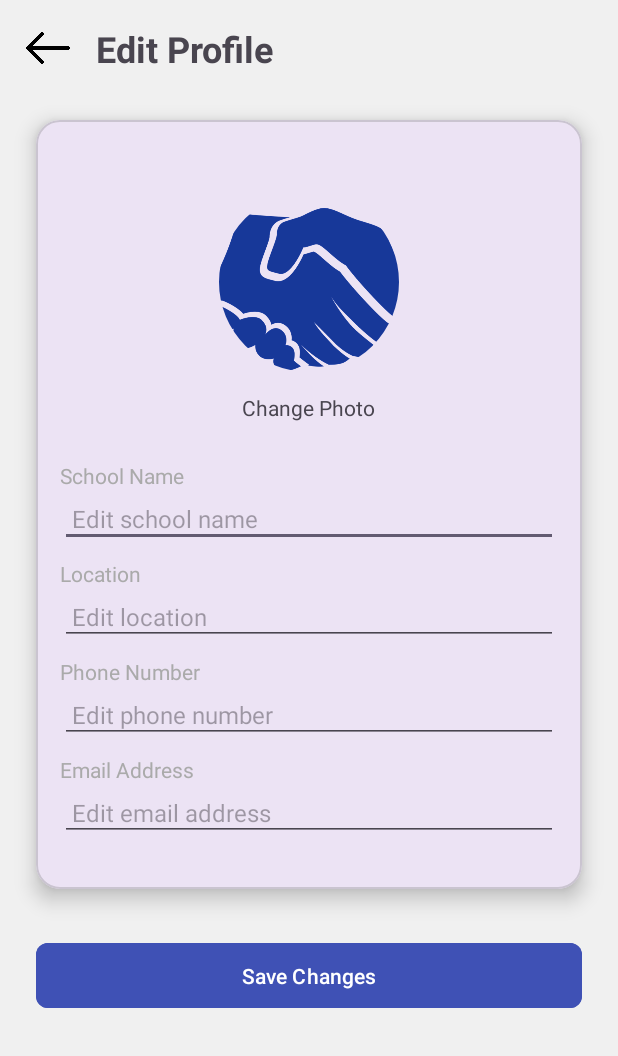
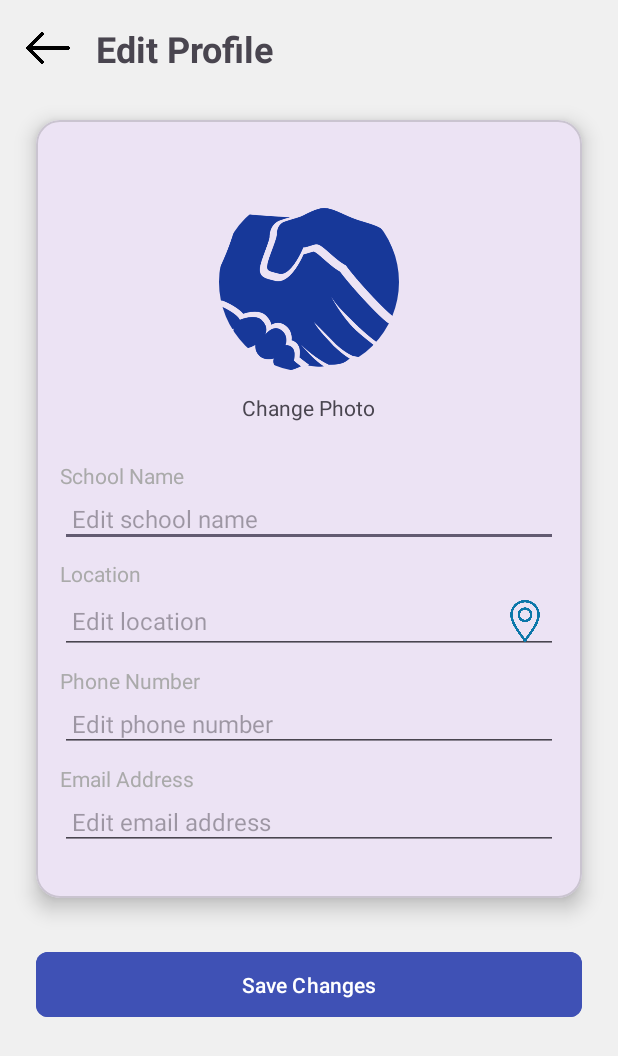
Before and after one commit to MaleeshaShashini/PasalHawula, an Android app: the EditProfileActivity screen opened directly, with no data from a screen before it, on a phone screen of 412 x 824 dp. Shown: the top 1056 px of the screen. Run offline under Robolectric (Android 15) with nearby library versions, the phone set to English and light mode, and no system bars; our stand-ins replace CircleImageView; Roboto replaces fonts that are not available here.

Commit message:
feat: Add location icon to EditText
-Adds the `ic_map_resized` drawable to the end of the location EditText.

```diff
--- a/app/src/main/res/layout/activity_edit_profile.xml
+++ b/app/src/main/res/layout/activity_edit_profile.xml
@@ -111,7 +111,10 @@
                 android:padding="@dimen/padding_small"
                 android:textSize="@dimen/text_size_medium"
                 android:hint="@string/hint_location"
-                tools:text="Colombo, Sri Lanka" />
+                tools:text="Colombo, Sri Lanka"
+                android:drawableEnd="@drawable/ic_map_resized"
+                android:drawablePadding="8dp"
+                />
 
             <TextView
                 android:id="@+id/txtPhoneNumberLabel"
```
